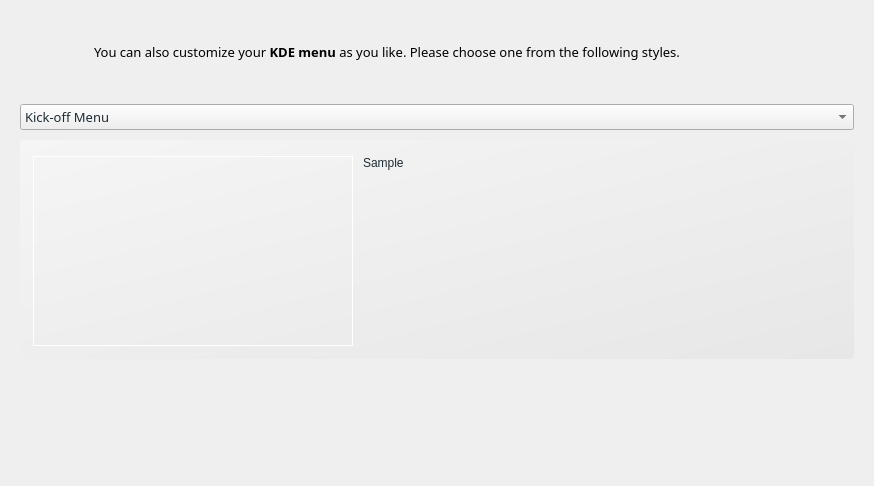
Qt form ui/ui_scrMenu.ui (rshipp/kapudan) before a commit.
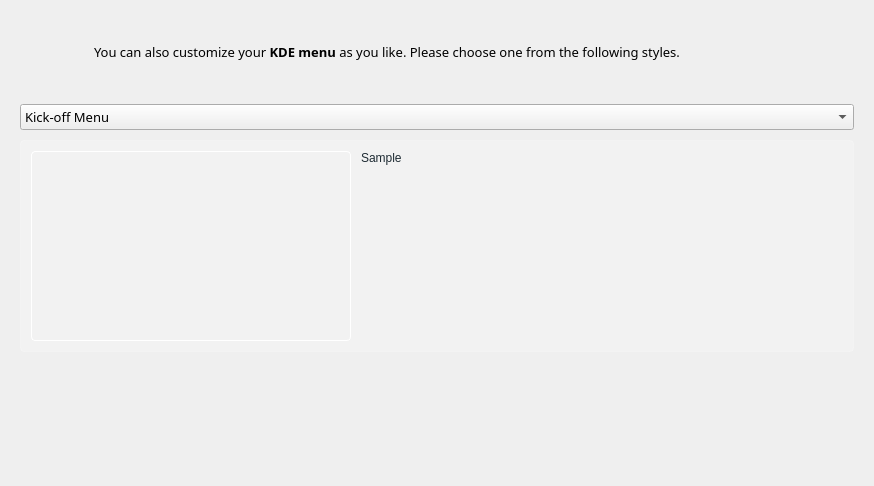
The same form after that commit. Icons and pictures are not drawn.

The edit to the form file:
```diff
--- a/ui/ui_scrMenu.ui
+++ b/ui/ui_scrMenu.ui
@@ -20,7 +20,39 @@
    <string>Menu</string>
   </property>
   <property name="styleSheet">
-   <string notr="true"/>
+   <string notr="true">QGroupBox {
+	background-color: rgb(242, 242, 242);
+	border: 1px solid rgba(255,255,255,50);
+	border-bottom-left-radius: 4px;
+	border-bottom-right-radius: 4px;
+}
+
+
+QPushButton{
+	padding: 3px 10px 3px 10px;
+	color: white;
+	border:0px;
+	border-radius:4px;
+	background-color: rgb(68, 69, 70);
+}
+
+QPushButton::flat{
+	border:1px solid  rgb(68, 69, 70);
+	border-radius:4px;
+	background-color: rgb(68, 69, 70);
+}
+
+QPushButton::flat:hover{
+	border:1px solid rgba(0, 0, 0, 100);
+	border-radius:4px;
+	background-color: rgb(0, 172, 255);
+}
+
+QPushButton::flat:pressed{
+	border:1px solid rgba(0, 0, 0, 100);
+	border-radius:4px;
+	background-color: rgb(106, 114, 128);
+}</string>
   </property>
   <layout class="QGridLayout" name="gridLayout">
    <property name="margin">
@@ -98,7 +130,7 @@
       </font>
      </property>
      <property name="styleSheet">
-      <string notr="true">color: rgb(30, 43, 51)</string>
+      <string notr="true">)</string>
      </property>
      <item>
       <property name="text">
@@ -152,11 +184,8 @@
       </size>
      </property>
      <property name="styleSheet">
-      <string notr="true">#groupBox{
-border: 0px;
-background-color: qlineargradient(spread:pad, x1:1, y1:1, x2:0, y2:0, stop:0 rgba(219, 219, 219, 100), stop:1 rgba(255, 255, 255, 100));
-border-radius: 4px;;
-}</string>
+      <string notr="true">border-radius: 4px;
+</string>
      </property>
      <property name="title">
       <string/>
```
